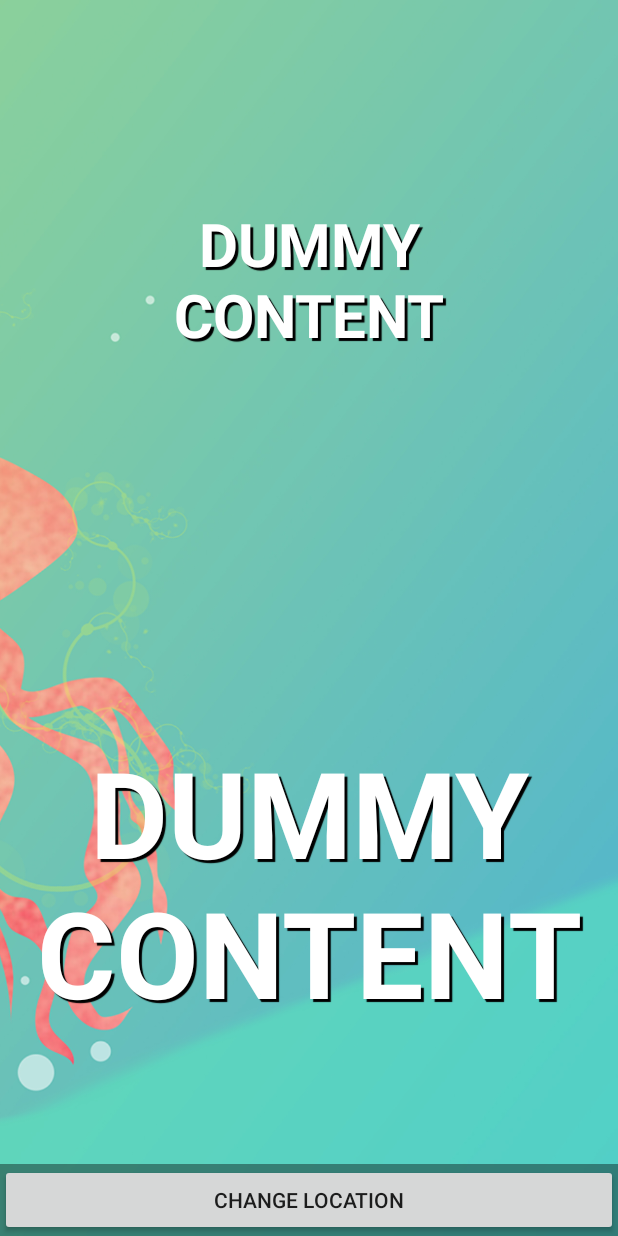
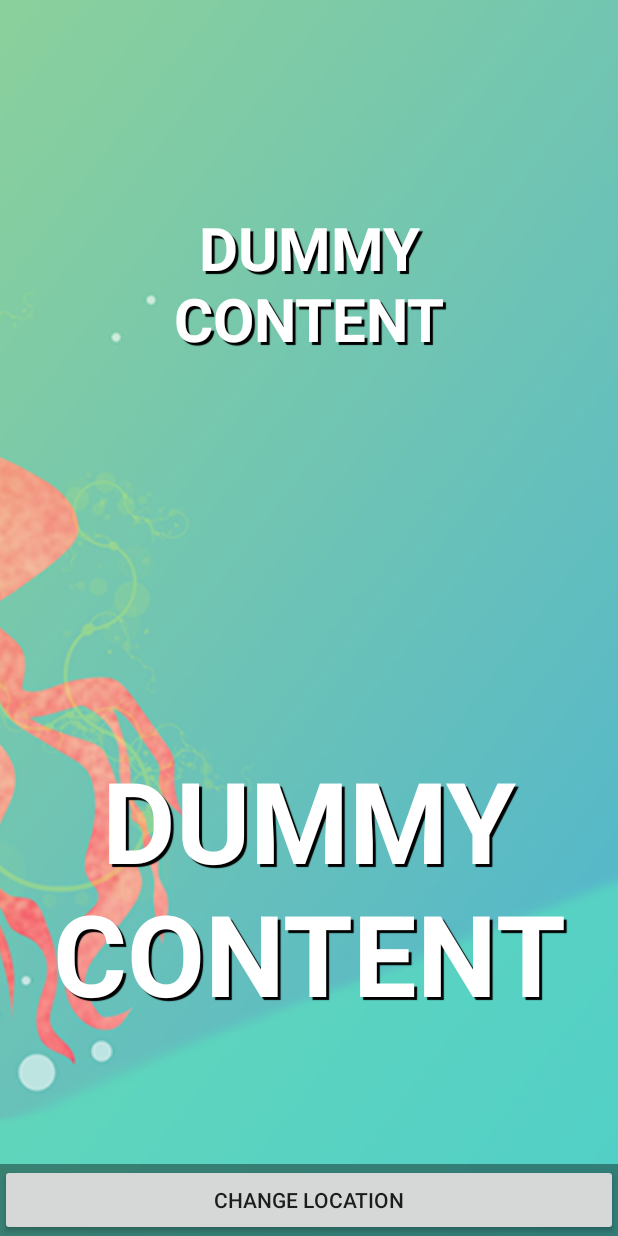
Before and after one commit to CODAME/dwwd, an Android app: the layout activity_fullscreen.xml on its own in the app's theme, with its tools: preview values and no code run, on a phone screen of 412 x 824 dp. Run offline under Robolectric (Android 15) with nearby library versions, the phone set to English and light mode, and no system bars.

Commit message:
new background images from keeley

```diff
--- a/app/src/main/res/layout/activity_fullscreen.xml
+++ b/app/src/main/res/layout/activity_fullscreen.xml
@@ -55,7 +55,7 @@
             android:keepScreenOn="true"
             android:textColor="#ffffff"
             android:textStyle="bold"
-            android:textSize="80sp"
+            android:textSize="75sp"
             android:gravity="center"
             android:shadowColor="#000000"
             android:shadowDx="3"
```
Also changed, not shown: app/src/main/res/drawable/ocean_50p.png, app/src/main/res/drawable/space_50p.png, 2 other files.
